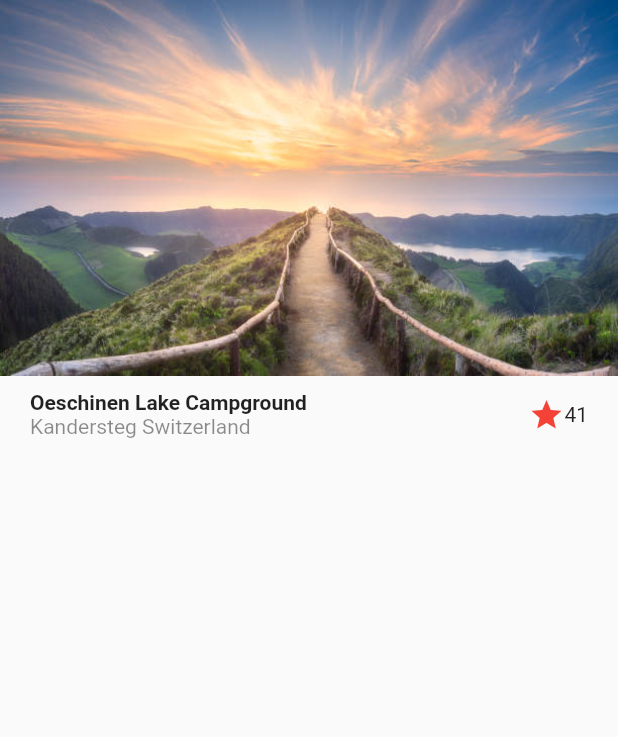
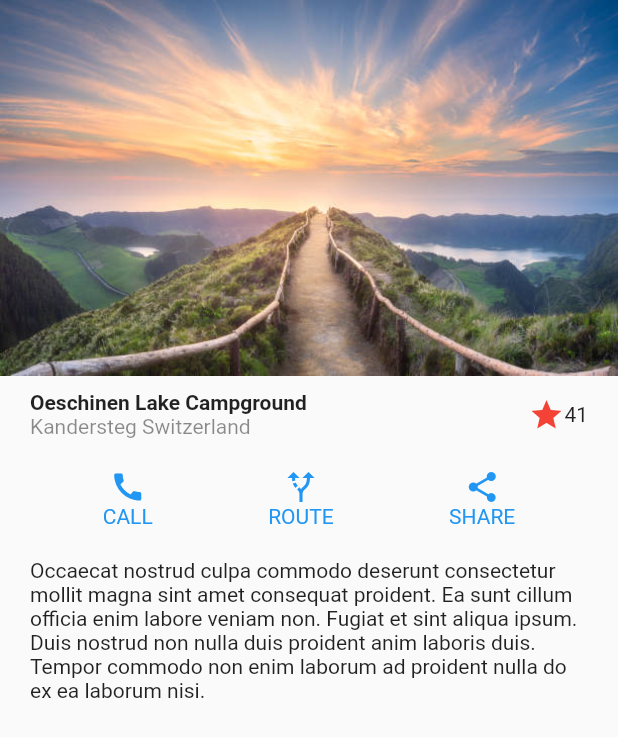
Before and after one commit to Ricardohm7/flutter_designs, a Flutter app: the screen it shows after launch, on a phone screen of 412 x 824 dp. Shown: the top 737 px of the screen. Run offline on Flutter 3.47's test engine with Material 2 defaults, Android fonts, the phone set to English and light mode, and no system bars.

Commit message:
Diseño básico terminado

```diff
--- a/lib/screens/basic_design.dart
+++ b/lib/screens/basic_design.dart
@@ -10,6 +10,14 @@ class BasicDesignScreen extends StatelessWidget {
         //landscape
         Image(image: AssetImage('assets/landscape.jpeg')),
         Title(),
+        //Button Section
+        ButtonSection(),
+        //Description
+        Container(
+          margin: EdgeInsets.symmetric(horizontal: 20, vertical: 10),
+          child: Text(
+              'Occaecat nostrud culpa commodo deserunt consectetur mollit magna sint amet consequat proident. Ea sunt cillum officia enim labore veniam non. Fugiat et sint aliqua ipsum. Duis nostrud non nulla duis proident anim laboris duis. Tempor commodo non enim laborum ad proident nulla do ex ea laborum nisi.'),
+        ),
       ]),
     );
   }
@@ -48,3 +56,65 @@ class Title extends StatelessWidget {
     );
   }
 }
+
+class ButtonSection extends StatelessWidget {
+  const ButtonSection({
+    Key? key,
+  }) : super(key: key);
+
+  @override
+  Widget build(BuildContext context) {
+    return Container(
+      margin: EdgeInsets.symmetric(
+        horizontal: 30,
+        vertical: 10,
+      ),
+      child: Row(
+        mainAxisAlignment: MainAxisAlignment.spaceAround,
+        children: [
+          CustomButton(
+            icon: Icons.call,
+            text: 'CALL',
+          ),
+          CustomButton(
+            icon: Icons.alt_route,
+            text: 'ROUTE',
+          ),
+          CustomButton(
+            icon: Icons.share,
+            text: 'SHARE',
+          ),
+        ],
+      ),
+    );
+  }
+}
+
+class CustomButton extends StatelessWidget {
+  final IconData icon;
+  final String text;
+
+  const CustomButton({
+    Key? key,
+    required this.icon,
+    required this.text,
+  }) : super(key: key);
+
+  @override
+  Widget build(BuildContext context) {
+    return Column(
+      children: [
+        Icon(
+          icon,
+          color: Colors.blue,
+        ),
+        Text(
+          text,
+          style: TextStyle(
+            color: Colors.blue,
+          ),
+        ),
+      ],
+    );
+  }
+}
```
